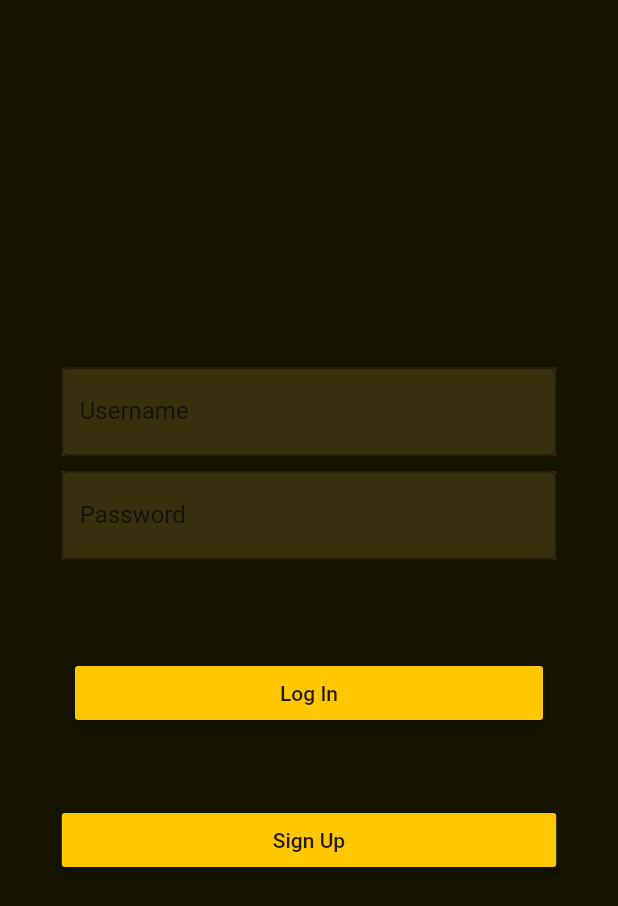
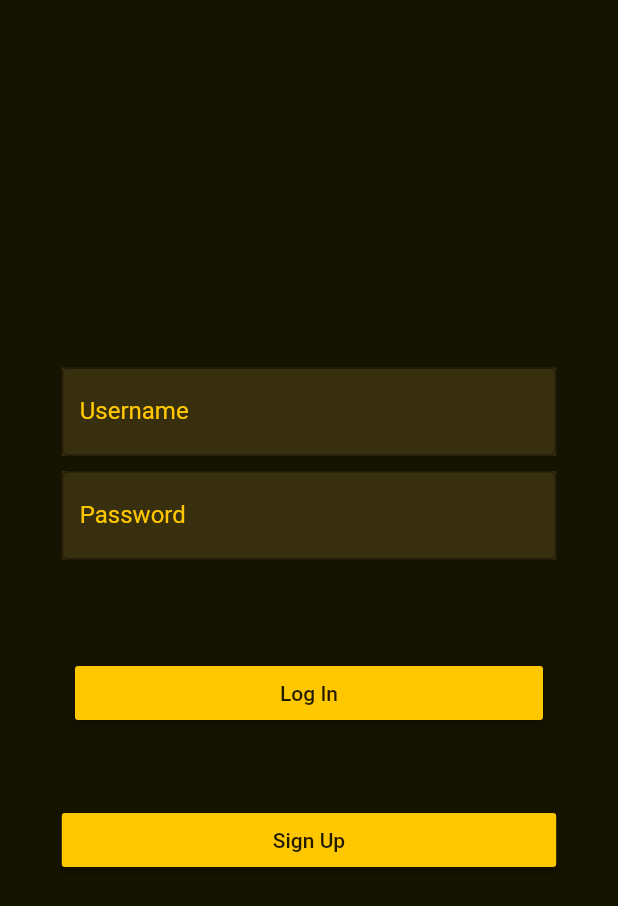
Before and after one commit to Awty-Programming-Club/Karpull, a Flutter app: the screen it shows after launch, after a tap on "Log In", on a phone screen of 412 x 824 dp. Shown: the top 906 px of the screen. Run offline on Flutter 3.47's test engine with Material 2 defaults, Android fonts, the phone set to English and light mode, and no system bars; our stand-ins replace fluttertoast, geolocator, shared_preferences; network calls fail.

Commit message:
finished changes on login screen

```diff
--- a/app/lib/screens/loginscreen.dart
+++ b/app/lib/screens/loginscreen.dart
@@ -27,9 +27,10 @@ class _LoginScreenState extends State<LoginScreen> {
               margin: EdgeInsets.all(5.0),
               decoration: BoxDecoration(color: Color.fromARGB(255, 56, 47, 14)),
               width: MediaQuery.of(context).size.width * 0.8,
-              child: TextField(
+              child: TextField(style: TextStyle(color : Color.fromARGB(255, 255, 199, 0)),
                     textAlign: TextAlign.center,
-                  decoration: InputDecoration(labelText: 'Username', border: OutlineInputBorder(), fillColor: Color.fromARGB(255, 56, 47, 14)),
+
+                  decoration: InputDecoration(labelText: 'Username', border: OutlineInputBorder(), labelStyle: TextStyle(color: Color.fromARGB(255, 255, 199, 0))),
                   onChanged: (val) {
                     username = val;
                   }),
@@ -42,9 +43,10 @@ class _LoginScreenState extends State<LoginScreen> {
               width: MediaQuery.of(context).size.width * 0.8,
               child: Center(
                 child: TextField(
+                  style: TextStyle(color : Color.fromARGB(255, 255, 199, 0)),
                     textAlign: TextAlign.center,
                     obscureText: true,
-                    decoration: InputDecoration(labelText: 'Password', border: OutlineInputBorder()),
+                    decoration: InputDecoration(labelText: 'Password', border: OutlineInputBorder(), labelStyle: TextStyle(color: Color.fromARGB(255, 255, 199, 0))),
                     onChanged: (val) {
                       password = val;
                     }),
--- a/app/lib/screens/mainscreen.dart
+++ b/app/lib/screens/mainscreen.dart
@@ -42,15 +42,15 @@ class _MainScreenState extends State<MainScreen> {
     });
   }
 
-  @override
-  void initState() {
-    Timer.periodic(Duration(seconds: 5), (Timer timer) {
-      if (user['partner'] != null) {
-        sendLocation();
-      }
-    });
-    super.initState();
-  }
+  //@override
+  //void initState() {
+  //   Timer.periodic(Duration(seconds: 5), (Timer timer) {
+  //     if (user['partner'] != null) {
+  //       sendLocation();
+  //     }
+  //   });
+  //   super.initState();
+  // }
 
   var partnerUsername;
 
```
